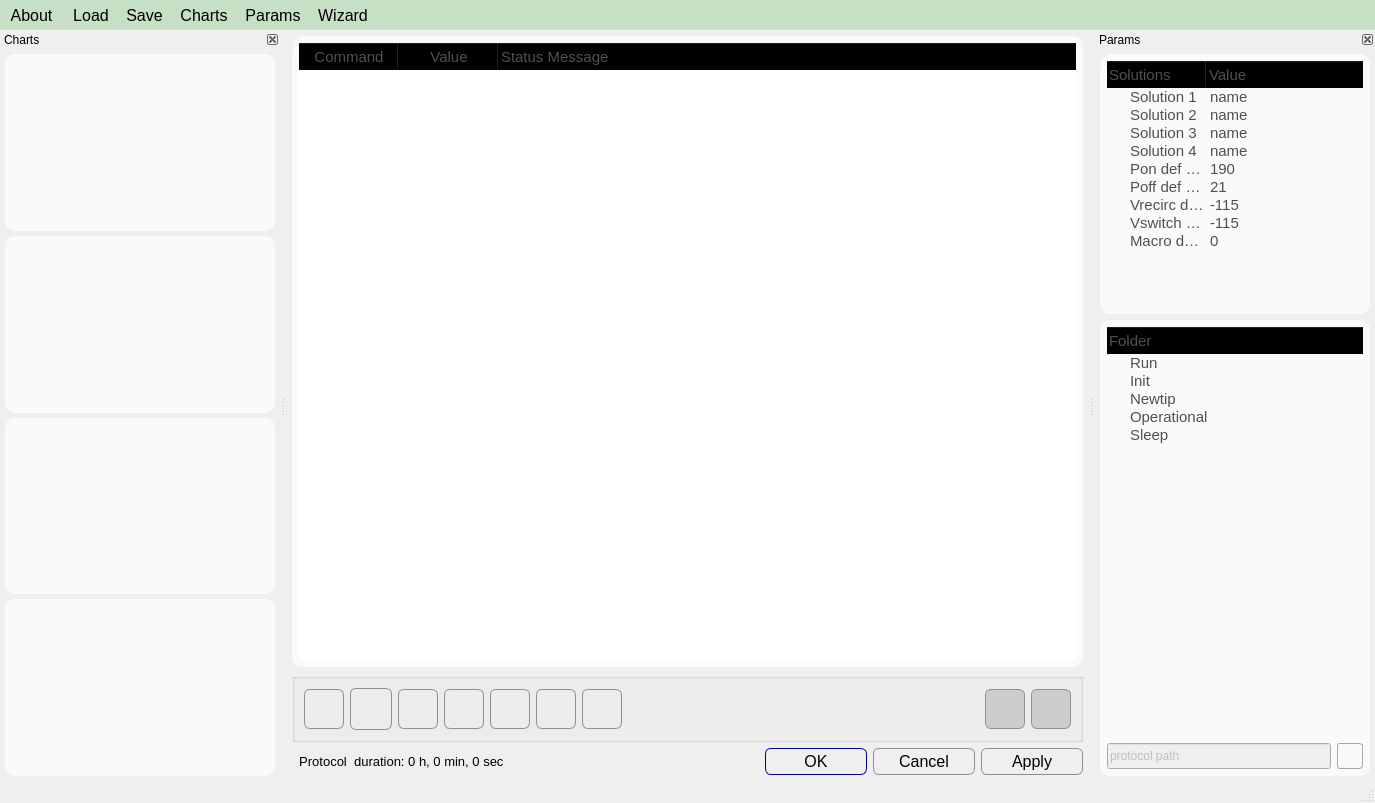
bellonemauro/Labonatip2.0, file apps/Lab-on-a-tip/protocolEditor.ui: the form before one commit.
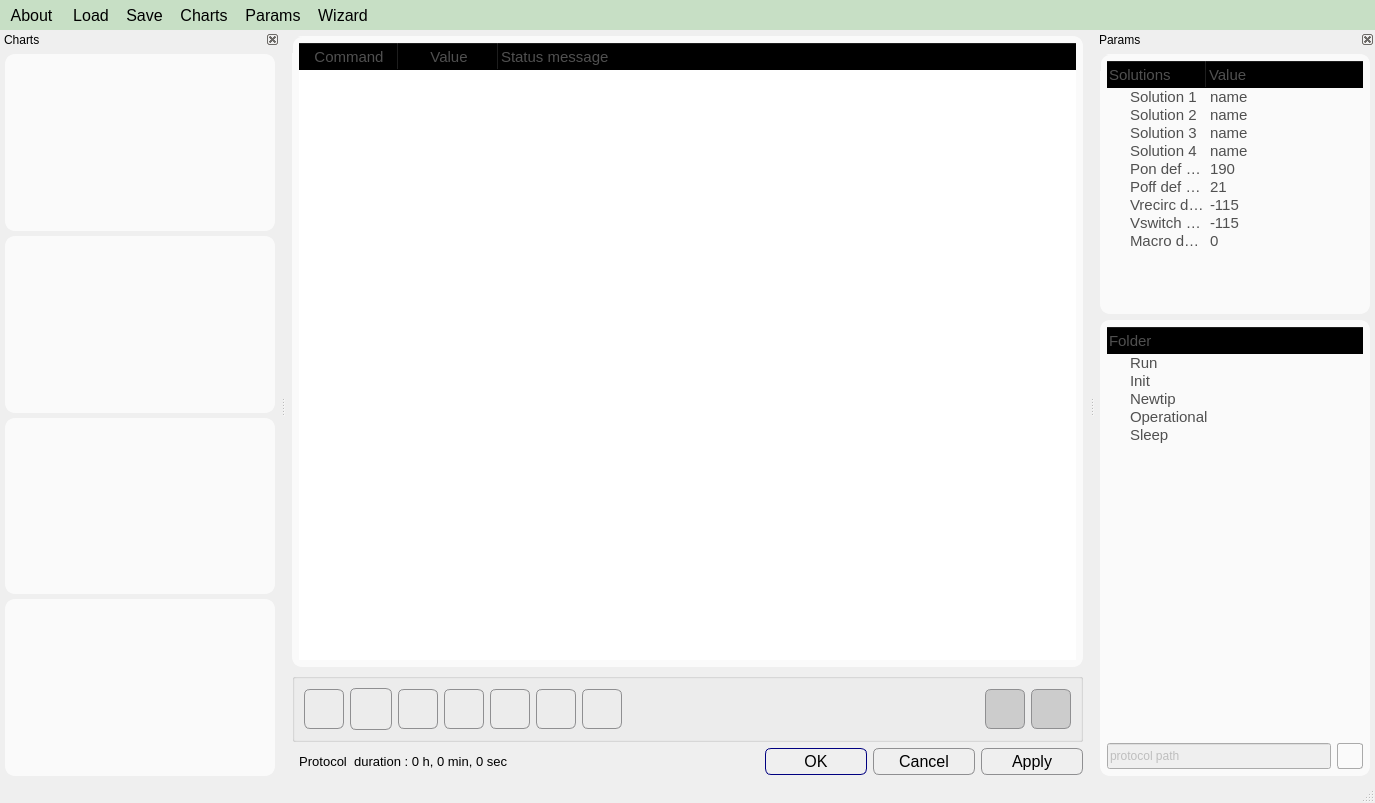
The form after the commit. Icons and pictures are not drawn.

The edit to the form file:
```diff
--- a/apps/Lab-on-a-tip/protocolEditor.ui
+++ b/apps/Lab-on-a-tip/protocolEditor.ui
@@ -177,7 +177,7 @@
            </font>
           </property>
           <property name="text">
-           <string>  Protocol  duration: 0 h, 0 min, 0 sec</string>
+           <string>  Protocol  duration : 0 h, 0 min, 0 sec</string>
           </property>
          </widget>
         </item>
@@ -813,7 +813,7 @@
              </column>
              <column>
               <property name="text">
-               <string>Status Message</string>
+               <string>Status message</string>
               </property>
               <property name="toolTip">
                <string>The status message will be visualized in the status bar</string>
```
